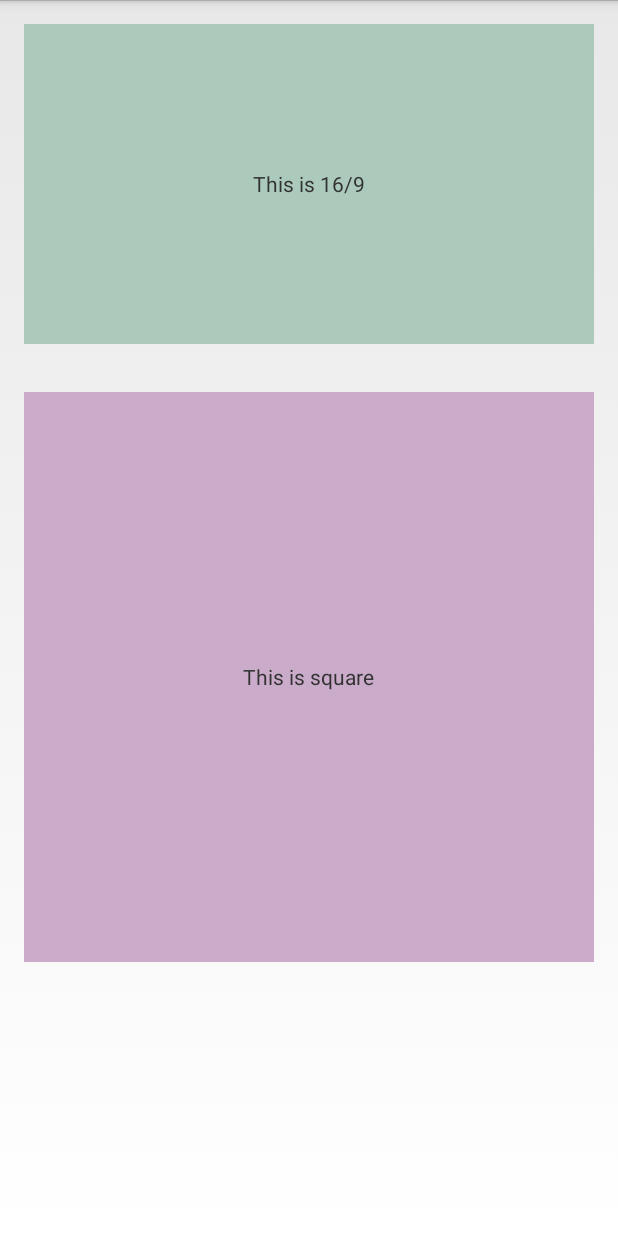
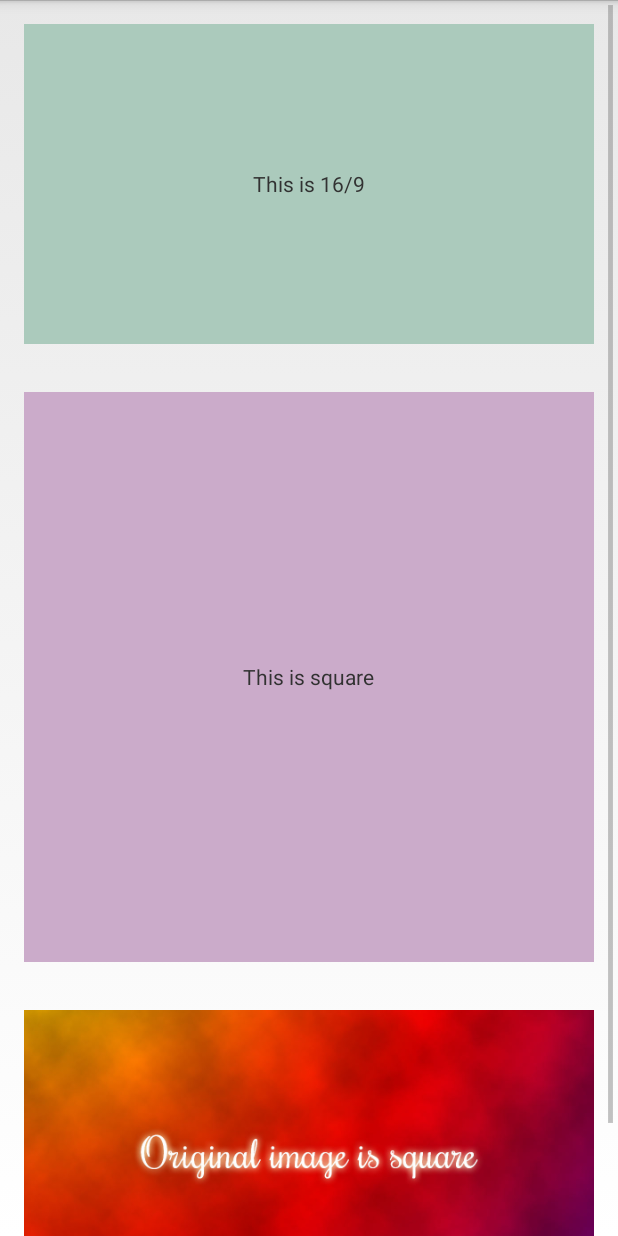
Before and after one commit to marvinlabs/android-constrained-widgets, an Android app: the screen it shows after launch (DemoActivity), after a tap on "Aspect ratio layouts", on a phone screen of 412 x 824 dp. Run offline under Robolectric (Android 15) with nearby library versions, the phone set to English and light mode, and no system bars.

Commit message:
- [new] Constrained image view (to give your image views a consistent aspect ratio)   - [fix] AspectRatioDelegate.onMeasure has been made public so that you can use it for your own     views   - [fix] Gradle build scripts improved to make it easier to build (does not require signing files,     ...)

```diff
--- a/demo/src/main/res/layout-land/fragment_aspectratio_demo.xml
+++ b/demo/src/main/res/layout-land/fragment_aspectratio_demo.xml
@@ -45,5 +45,15 @@
                 android:text="@string/demo_aspectratio_square" />
 
         </com.marvinlabs.widget.aspectratio.ConstrainedLinearLayout>
+
+        <com.marvinlabs.widget.aspectratio.ConstrainedImageView
+            android:layout_width="match_parent"
+            android:layout_height="wrap_content"
+            android:layout_margin="16dip"
+            android:scaleType="centerCrop"
+            android:src="@drawable/ic_square_image"
+            app:aspectRatioHeight="16"
+            app:aspectRatioWidth="9"
+            app:fixedDimension="width"/>
     </LinearLayout>
 </HorizontalScrollView>
--- a/demo/src/main/res/layout/fragment_aspectratio_demo.xml
+++ b/demo/src/main/res/layout/fragment_aspectratio_demo.xml
@@ -1,9 +1,9 @@
 <ScrollView xmlns:android="http://schemas.android.com/apk/res/android"
-    xmlns:app="http://schemas.android.com/apk/res-auto"
-    xmlns:tools="http://schemas.android.com/tools"
-    android:layout_width="match_parent"
-    android:layout_height="match_parent"
-    tools:context=".DemoActivity">
+            xmlns:app="http://schemas.android.com/apk/res-auto"
+            xmlns:tools="http://schemas.android.com/tools"
+            android:layout_width="match_parent"
+            android:layout_height="match_parent"
+            tools:context=".DemoActivity">
 
     <LinearLayout
         android:layout_width="match_parent"
@@ -24,7 +24,7 @@
                 android:layout_width="wrap_content"
                 android:layout_height="wrap_content"
                 android:gravity="center"
-                android:text="@string/demo_aspectratio_widescreen" />
+                android:text="@string/demo_aspectratio_widescreen"/>
 
         </com.marvinlabs.widget.aspectratio.ConstrainedRelativeLayout>
 
@@ -42,8 +42,18 @@
                 android:layout_width="wrap_content"
                 android:layout_height="wrap_content"
                 android:gravity="center"
-                android:text="@string/demo_aspectratio_square" />
+                android:text="@string/demo_aspectratio_square"/>
 
         </com.marvinlabs.widget.aspectratio.ConstrainedLinearLayout>
+
+        <com.marvinlabs.widget.aspectratio.ConstrainedImageView
+            android:layout_width="match_parent"
+            android:layout_height="wrap_content"
+            android:layout_margin="16dip"
+            android:scaleType="centerCrop"
+            android:src="@drawable/ic_square_image"
+            app:aspectRatioHeight="9"
+            app:aspectRatioWidth="16"
+            app:fixedDimension="width"/>
     </LinearLayout>
 </ScrollView>
--- a/library/build.gradle
+++ b/library/build.gradle
@@ -89,7 +89,7 @@ uploadArchives {
             beforeDeployment { MavenDeployment deployment -> signing.signPom(deployment) }
 
             repository(url: getSonatypeRepositoryUrl()) {
-                authentication(userName: sonatypeUser, password: sonatypePassword)
+                authentication(userName: getSonatypeRepositoryUser(), password: getSonatypeRepositoryPassword())
             }
 
             pom.project {
--- a/library/src/main/java/com/marvinlabs/widget/aspectratio/AspectRatioDelegate.java
+++ b/library/src/main/java/com/marvinlabs/widget/aspectratio/AspectRatioDelegate.java
@@ -86,7 +86,7 @@ public class AspectRatioDelegate {
      * @param widthMeasureSpec
      * @param heightMeasureSpec
      */
-    void onMeasure(int widthMeasureSpec, int heightMeasureSpec) {
+    public void onMeasure(int widthMeasureSpec, int heightMeasureSpec) {
         int originalWidth = View.MeasureSpec.getSize(widthMeasureSpec);
         int originalHeight = View.MeasureSpec.getSize(heightMeasureSpec);
 
--- /dev/null
+++ b/library/src/main/java/com/marvinlabs/widget/aspectratio/ConstrainedImageView.java
@@ -0,0 +1,42 @@
+package com.marvinlabs.widget.aspectratio;
+
+import android.annotation.SuppressLint;
+import android.content.Context;
+import android.util.AttributeSet;
+import android.widget.ImageView;
+
+/**
+ * An ImageView with a constrained aspect ratio.
+ *
+ * @author Vincent Mimoun-Prat @ MarvinLabs (www.marvinlabs.com)
+ */
+public class ConstrainedImageView extends ImageView implements AspectRatioDelegate.ConstrainedView {
+
+    public ConstrainedImageView(Context context, AttributeSet attrs, int defStyle) {
+        super(context, attrs, defStyle);
+        aspectRatioDelegate = new AspectRatioDelegate(this, attrs);
+    }
+
+    public ConstrainedImageView(Context context, AttributeSet attrs) {
+        super(context, attrs);
+        aspectRatioDelegate = new AspectRatioDelegate(this, attrs);
+    }
+
+    public ConstrainedImageView(Context context) {
+        super(context);
+        aspectRatioDelegate = new AspectRatioDelegate(this);
+    }
+
+    @Override
+    public void onMeasure(int widthMeasureSpec, int heightMeasureSpec) {
+        aspectRatioDelegate.onMeasure(widthMeasureSpec, heightMeasureSpec);
+    }
+
+    @SuppressLint("WrongCall")
+    @Override
+    public void callParentOnMeasure(int widthMeasureSpec, int heightMeasureSpec) {
+        super.onMeasure(widthMeasureSpec, heightMeasureSpec);
+    }
+
+    private AspectRatioDelegate aspectRatioDelegate;
+}
```
Also changed, not shown: build.gradle (+23 -4 lines), demo/build.gradle (+6 -4 lines), demo/src/main/res/drawable-hdpi/ic_square_image.png (added), demo/src/main/res/drawable-ldpi/ic_square_image.png (added), demo/src/main/res/drawable-mdpi/ic_square_image.png (added), demo/src/main/res/drawable-xhdpi/ic_square_image.png (added), demo/src/main/res/drawable-xxhdpi/ic_square_image.jpg (added), 3 other files.
